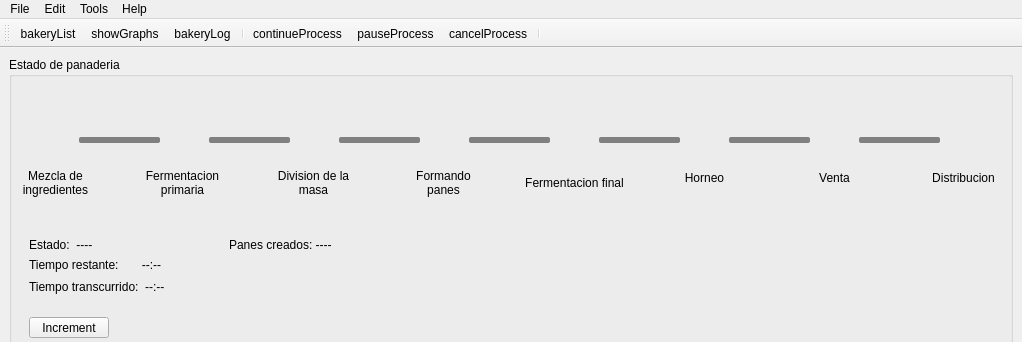
First picture: the form in src/ui/ui_forms/mainwindow.ui, repository richin13/bollo, before the edit; both pictures show x 0 to 1022 and y 0 to 342 of the 1022 by 552 pixel window.
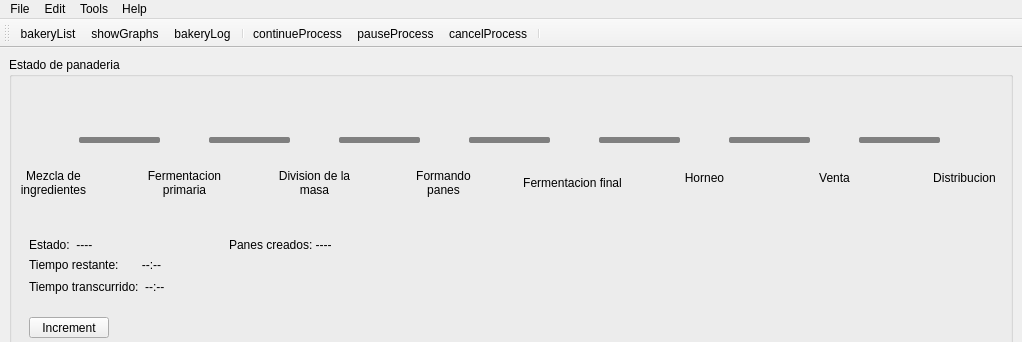
Second picture: the form after the edit. Icons and pictures are not drawn.

```diff
--- a/src/ui/ui_forms/mainwindow.ui
+++ b/src/ui/ui_forms/mainwindow.ui
@@ -477,7 +477,7 @@
     <widget class="QLabel" name="title1">
      <property name="geometry">
       <rect>
-       <x>6</x>
+       <x>4</x>
        <y>110</y>
        <width>81</width>
        <height>31</height>
@@ -485,7 +485,7 @@
      </property>
      <property name="maximumSize">
       <size>
-       <width>16777215</width>
+       <width>100</width>
        <height>16777215</height>
       </size>
      </property>
@@ -505,7 +505,7 @@
     <widget class="QLabel" name="title2">
      <property name="geometry">
       <rect>
-       <x>123</x>
+       <x>125</x>
        <y>110</y>
        <width>101</width>
        <height>31</height>
@@ -530,7 +530,7 @@
     <widget class="QLabel" name="title3">
      <property name="geometry">
       <rect>
-       <x>264</x>
+       <x>265</x>
        <y>110</y>
        <width>81</width>
        <height>31</height>
@@ -580,7 +580,7 @@
     <widget class="QLabel" name="title5">
      <property name="geometry">
       <rect>
-       <x>515</x>
+       <x>513</x>
        <y>110</y>
        <width>101</width>
        <height>31</height>
@@ -655,7 +655,7 @@
     <widget class="QLabel" name="title8">
      <property name="geometry">
       <rect>
-       <x>909</x>
+       <x>910</x>
        <y>110</y>
        <width>91</width>
        <height>21</height>
```
Left out of the diff: 11 changed lines with no effect on the pictures.
